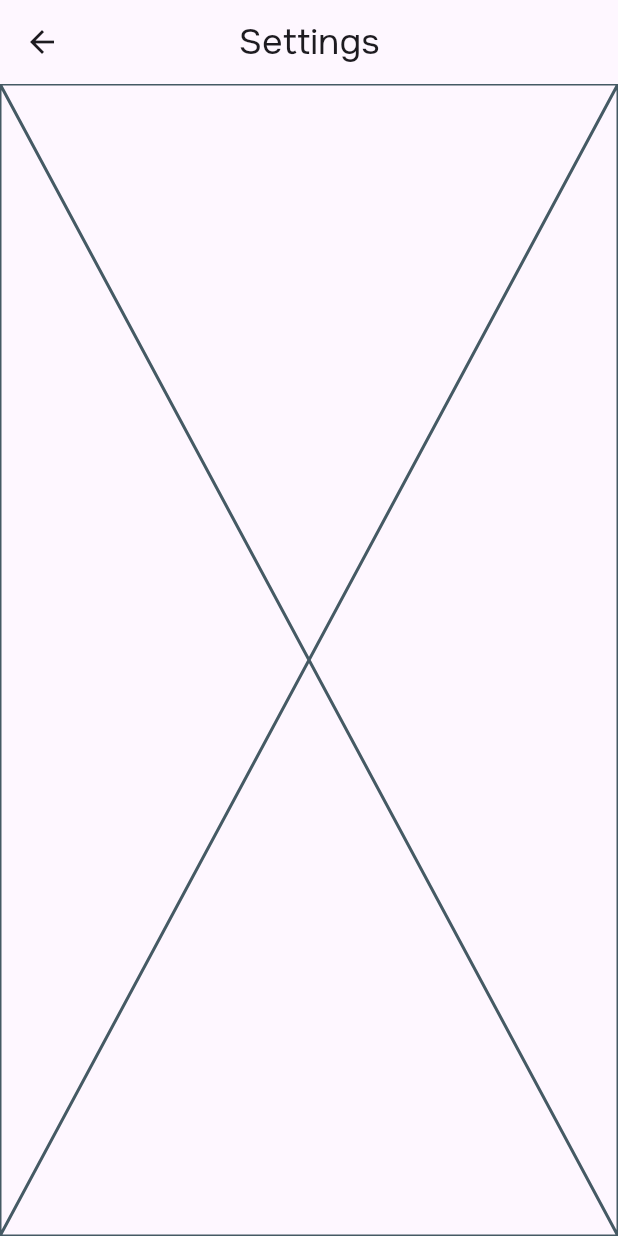
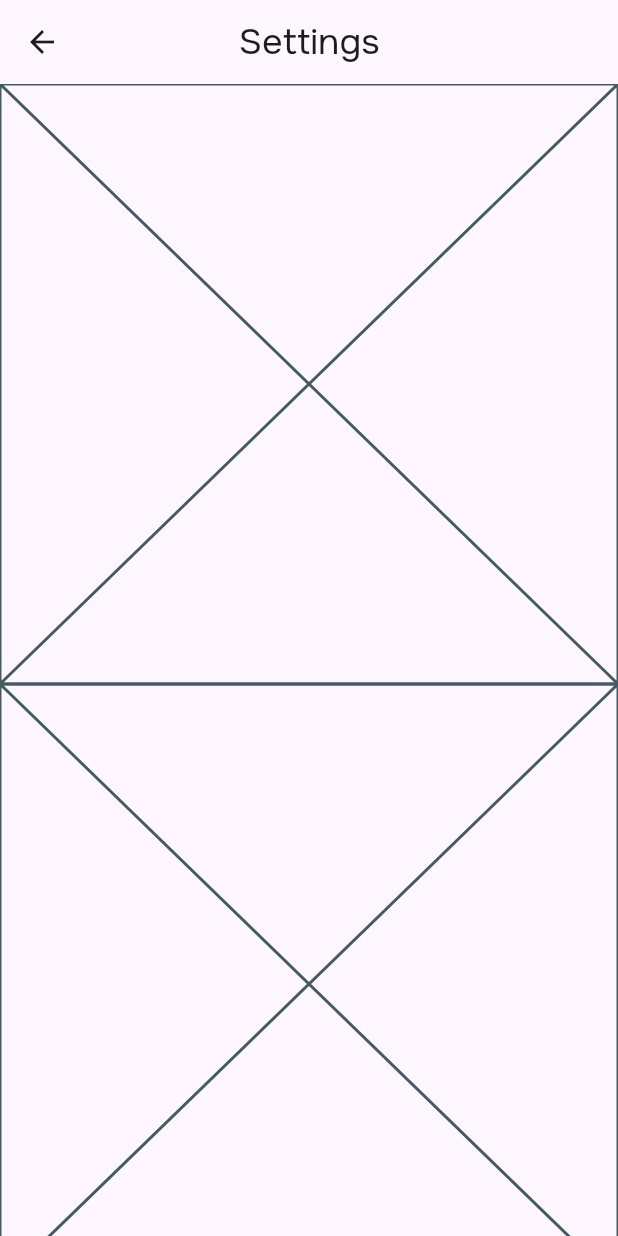
Before and after one commit to toastmanager/weather_app, a Flutter app: the SettingsPage screen opened by its route, on a phone screen of 412 x 824 dp. Run offline on Flutter 3.47's test engine with Material 3 defaults, Android fonts, the phone set to English and light mode, and no system bars; our stand-ins replace auto_route, bloc, dio, equatable, flutter_bloc, flutter_svg and 5 more; generated files the repository leaves out were written again; network calls fail.

Commit message:
settings widgets placeholders

```diff
--- a/lib/features/settings/presentation/pages/settings_page.dart
+++ b/lib/features/settings/presentation/pages/settings_page.dart
@@ -1,5 +1,8 @@
 import 'package:auto_route/annotations.dart';
 import 'package:flutter/material.dart';
+import 'package:weather_app/features/settings/presentation/widgets/language_settings.dart';
+import 'package:weather_app/features/settings/presentation/widgets/location_settings.dart';
+import 'package:weather_app/features/settings/presentation/widgets/primary_color_settings.dart';
 
 @RoutePage()
 class SettingsPage extends StatelessWidget {
@@ -12,7 +15,15 @@ class SettingsPage extends StatelessWidget {
         title: const Text('Settings'),
         centerTitle: true,
       ),
-      body: const Placeholder(),
+      body: const SingleChildScrollView(
+        child: Column(
+          children: [
+            LocationSettings(),
+            LanguageSettings(),
+            PrimaryColorSettings(),
+          ],
+        ),
+      ),
     );
   }
 }
--- /dev/null
+++ b/lib/features/settings/presentation/widgets/language_settings.dart
@@ -0,0 +1,10 @@
+import 'package:flutter/material.dart';
+
+class LanguageSettings extends StatelessWidget {
+  const LanguageSettings({super.key});
+
+  @override
+  Widget build(BuildContext context) {
+    return const Placeholder();
+  }
+}
--- /dev/null
+++ b/lib/features/settings/presentation/widgets/location_settings.dart
@@ -0,0 +1,10 @@
+import 'package:flutter/material.dart';
+
+class LocationSettings extends StatelessWidget {
+  const LocationSettings({super.key});
+
+  @override
+  Widget build(BuildContext context) {
+    return const Placeholder();
+  }
+}
--- /dev/null
+++ b/lib/features/settings/presentation/widgets/primary_color_settings.dart
@@ -0,0 +1,10 @@
+import 'package:flutter/material.dart';
+
+class PrimaryColorSettings extends StatelessWidget {
+  const PrimaryColorSettings({super.key});
+
+  @override
+  Widget build(BuildContext context) {
+    return const Placeholder();
+  }
+}
```
